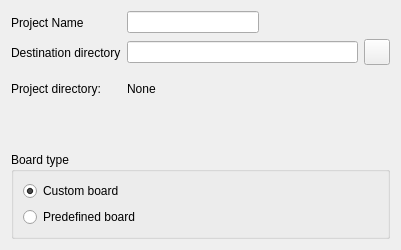
The window that wizard/ui/dir_select.ui (imby/STM32VLDiscovery_BeRTOS) describes before a commit, drawn with Qt 5.
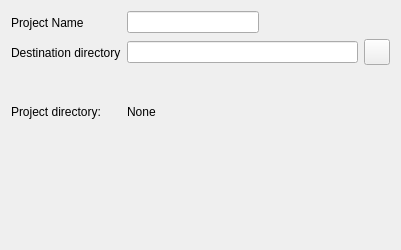
The same window after the commit. Icons and pictures are not drawn.

Commit message: Remove custom/predefined choice from the folder page and add a new page.

What changed in the file:
```diff
--- a/wizard/ui/dir_select.ui
+++ b/wizard/ui/dir_select.ui
@@ -142,35 +142,6 @@
      </property>
     </widget>
    </item>
-   <item>
-    <widget class="QGroupBox" name="groupBox">
-     <property name="title">
-      <string>Board type</string>
-     </property>
-     <property name="checkable">
-      <bool>false</bool>
-     </property>
-     <layout class="QVBoxLayout" name="verticalLayout_3">
-      <item>
-       <widget class="QRadioButton" name="customButton">
-        <property name="text">
-         <string>Custom board</string>
-        </property>
-        <property name="checked">
-         <bool>true</bool>
-        </property>
-       </widget>
-      </item>
-      <item>
-       <widget class="QRadioButton" name="predefinedButton">
-        <property name="text">
-         <string>Predefined board</string>
-        </property>
-       </widget>
-      </item>
-     </layout>
-    </widget>
-   </item>
   </layout>
  </widget>
  <resources>
```
The commit also changes 7 other files.
